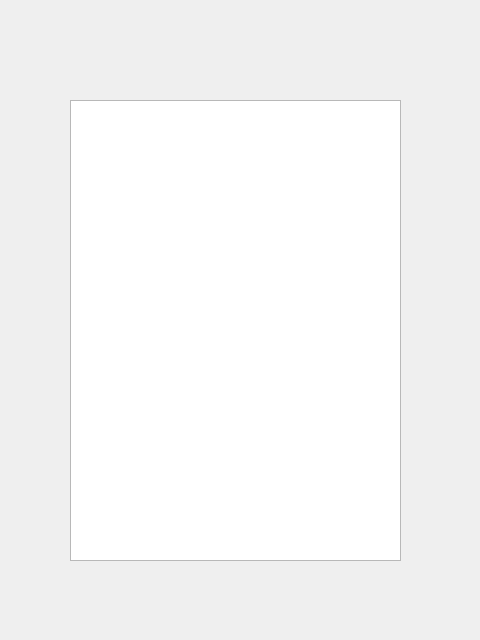
Qt form FilePoolUi.ui (grinningGrace/SigmaU) before a commit.
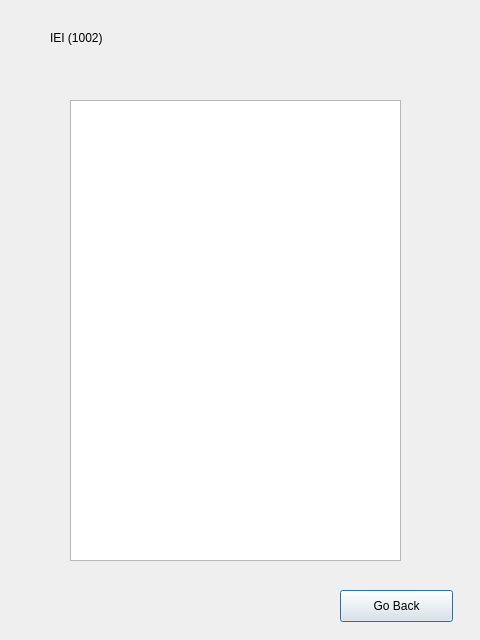
The same form after that commit.

```diff
--- a/FilePoolUi.ui
+++ b/FilePoolUi.ui
@@ -23,6 +23,32 @@
     </rect>
    </property>
   </widget>
+  <widget class="QLabel" name="label">
+   <property name="geometry">
+    <rect>
+     <x>50</x>
+     <y>30</y>
+     <width>191</width>
+     <height>16</height>
+    </rect>
+   </property>
+   <property name="text">
+    <string>IEI (1002)</string>
+   </property>
+  </widget>
+  <widget class="QPushButton" name="pushButton">
+   <property name="geometry">
+    <rect>
+     <x>340</x>
+     <y>590</y>
+     <width>113</width>
+     <height>32</height>
+    </rect>
+   </property>
+   <property name="text">
+    <string>Go Back</string>
+   </property>
+  </widget>
  </widget>
  <resources/>
  <connections/>
```
